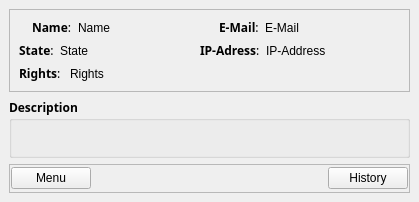
The window that plugins/teamwork/kdevteamwork_userinfo.ui (KDE/kdevelop) describes before a commit, drawn with Qt 5.
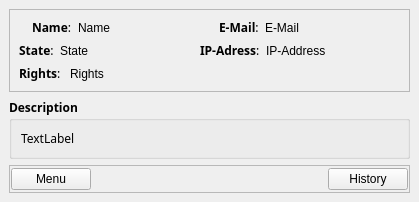
The same window after the commit.

What changed in the file:
```diff
--- a/plugins/teamwork/kdevteamwork_userinfo.ui
+++ b/plugins/teamwork/kdevteamwork_userinfo.ui
@@ -116,7 +116,7 @@
          </font>
         </property>
         <property name="text" >
-         <string/>
+         <string comment="KDE::DoNotExtract" >TextLabel</string>
         </property>
         <property name="wordWrap" >
          <bool>true</bool>
```
